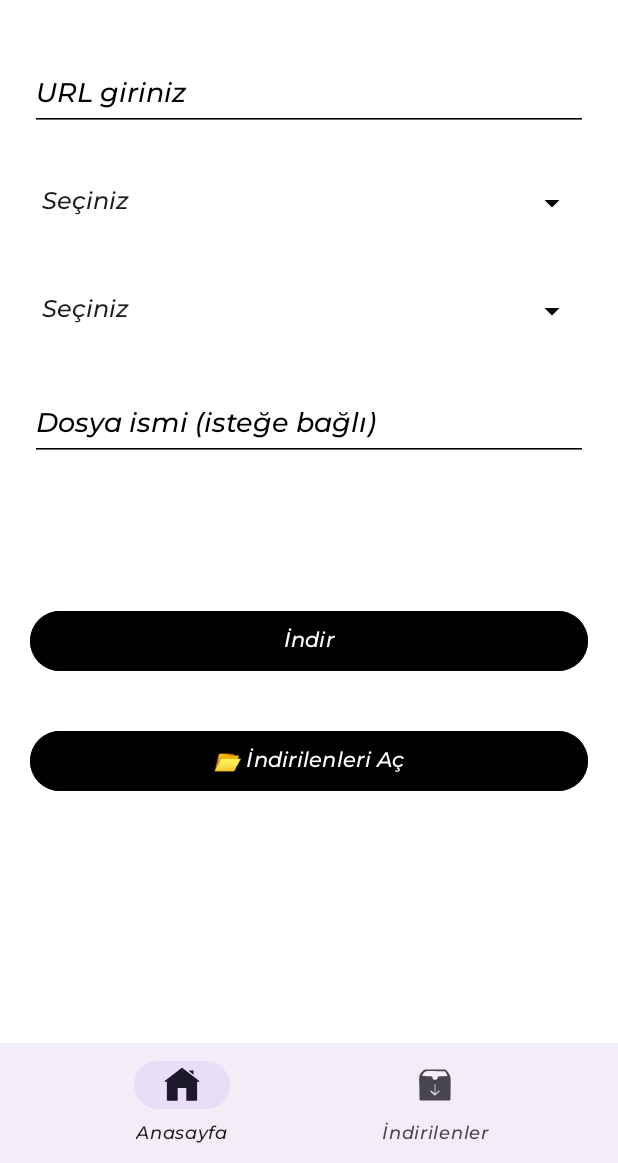
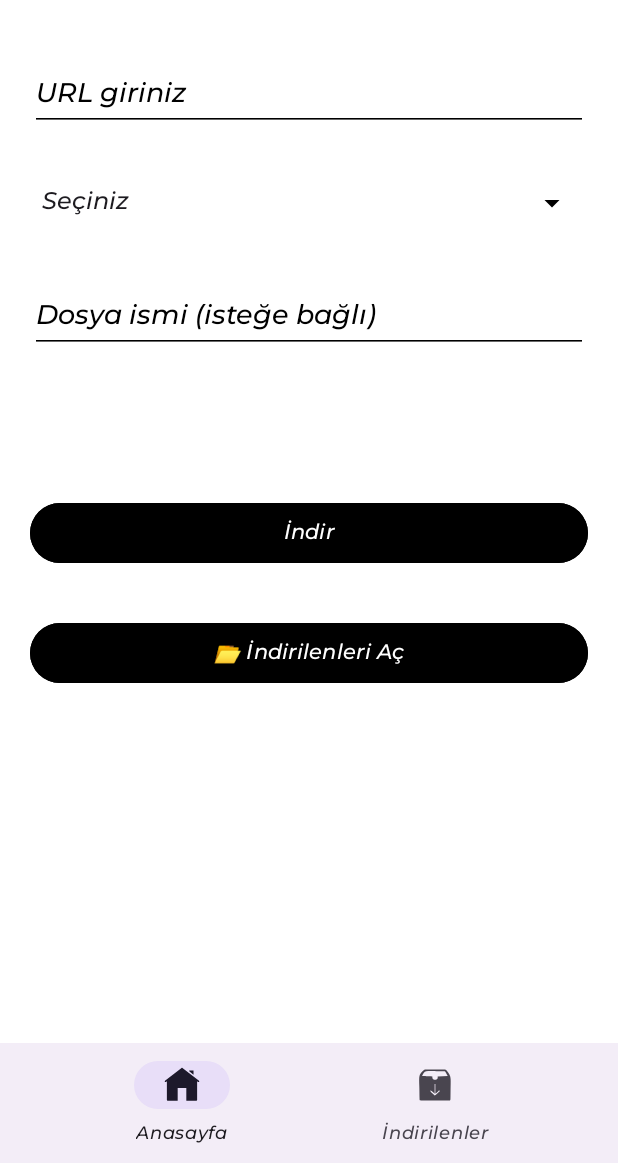
Before and after one commit to cemlevent54/DownloadMate, an Android app: the screen it shows after launch (MainActivity), after a tap on "İndir", on a phone screen of 412 x 824 dp, the part 73-1236 px from its top. Run offline under Robolectric (Android 15) with nearby library versions, the phone set to English and light mode, and no system bars.

Commit message:
platformdetector added.

```diff
--- a/downloadmateapp/app/src/main/AndroidManifest.xml
+++ b/downloadmateapp/app/src/main/AndroidManifest.xml
@@ -27,6 +27,11 @@
 
                 <category android:name="android.intent.category.LAUNCHER" />
             </intent-filter>
+            <intent-filter>
+                <action android:name="android.intent.action.SEND" />
+                <category android:name="android.intent.category.DEFAULT" />
+                <data android:mimeType="text/plain" />
+            </intent-filter>
         </activity>
         <activity android:name=".WebViewActivity" />
         <activity
--- a/downloadmateapp/app/src/main/java/com/example/downloadmateapp/MainActivity.kt
+++ b/downloadmateapp/app/src/main/java/com/example/downloadmateapp/MainActivity.kt
@@ -63,6 +63,7 @@ class MainActivity : AppCompatActivity() {
                 .replace(R.id.fragmentContainer, HomeFragment())
                 .commit()
         }
+        handleSharedIntentIfAvailable()
 
         val bottomNav = findViewById<BottomNavigationView>(R.id.bottomNavigation)
         bottomNav.setOnItemSelectedListener { item ->
@@ -88,4 +89,26 @@ class MainActivity : AppCompatActivity() {
         val updatedContext = LocaleHelper.applySavedLocale(newBase)
         super.attachBaseContext(updatedContext)
     }
+
+    private fun handleSharedIntentIfAvailable() {
+        val intentAction = intent?.action
+        val intentType = intent?.type
+
+        if (Intent.ACTION_SEND == intentAction && intentType == "text/plain") {
+            val sharedUrl = intent.getStringExtra(Intent.EXTRA_TEXT)
+            if (!sharedUrl.isNullOrEmpty()) {
+                val bundle = Bundle().apply {
+                    putString("shared_url", sharedUrl)
+                }
+                val homeFragment = HomeFragment().apply {
+                    arguments = bundle
+                }
+
+                supportFragmentManager.beginTransaction()
+                    .replace(R.id.fragmentContainer, homeFragment)
+                    .commit()
+            }
+        }
+    }
+
 }
--- a/downloadmateapp/app/src/main/java/com/example/downloadmateapp/helper/DownloadHandler.kt
+++ b/downloadmateapp/app/src/main/java/com/example/downloadmateapp/helper/DownloadHandler.kt
@@ -22,7 +22,7 @@ object DownloadHandler {
         onError: (String) -> Unit,
         onClearInputs: () -> Unit
     ) {
-        if (platform == "seçiniz" || type == "seçiniz" || url.isBlank()) {
+        if (platform.isBlank() || type == "seçiniz" || url.isBlank()) {
             ToastHelper.show(context, com.example.downloadmateapp.R.string.msg_fill_all_fields)
             return
         }
--- /dev/null
+++ b/downloadmateapp/app/src/main/java/com/example/downloadmateapp/helper/PlatformDetector.kt
@@ -0,0 +1,13 @@
+package com.example.downloadmateapp.helper
+
+object PlatformDetector {
+    fun detectPlatformFromUrl(url: String): String {
+        val lowercaseUrl = url.lowercase()
+        return when {
+            "youtube.com" in lowercaseUrl || "youtu.be" in lowercaseUrl -> "youtube"
+            "instagram.com" in lowercaseUrl -> "instagram"
+            "twitter.com" in lowercaseUrl || "x.com" in lowercaseUrl -> "twitter"
+            else -> ""
+        }
+    }
+}
--- a/downloadmateapp/app/src/main/java/com/example/downloadmateapp/helper/SpinnerHelper.kt
+++ b/downloadmateapp/app/src/main/java/com/example/downloadmateapp/helper/SpinnerHelper.kt
@@ -71,4 +71,19 @@ object SpinnerHelper {
         }
     }
 
+    fun setupTypeSpinnerOnly(
+        context: Context,
+        spinnerType: Spinner
+    ) {
+        val types = listOf(
+            context.getString(R.string.select_option),
+            context.getString(R.string.type_video),
+            context.getString(R.string.type_audio)
+        )
+
+        spinnerType.adapter = ArrayAdapter(context, android.R.layout.simple_spinner_item, types)
+            .also { it.setDropDownViewResource(android.R.layout.simple_spinner_dropdown_item) }
+    }
+
+
 }
--- a/downloadmateapp/app/src/main/java/com/example/downloadmateapp/ui/DownloadsFragment.kt
+++ b/downloadmateapp/app/src/main/java/com/example/downloadmateapp/ui/DownloadsFragment.kt
@@ -80,7 +80,7 @@ class DownloadsFragment : Fragment() {
 
         val files = downloadFolder.listFiles { file ->
             file.extension.equals("mp4", ignoreCase = true) || file.extension.equals("mp3", ignoreCase = true)
-        }?.toList() ?: emptyList()
+        }?.sortedByDescending { it.lastModified() } ?: emptyList()
 
         if (files.isNotEmpty()) {
             binding.emptyText.visibility = View.GONE
--- a/downloadmateapp/app/src/main/java/com/example/downloadmateapp/ui/HomeFragment.kt
+++ b/downloadmateapp/app/src/main/java/com/example/downloadmateapp/ui/HomeFragment.kt
@@ -1,7 +1,10 @@
 package com.example.downloadmateapp.ui
 
 import android.content.Intent
+import android.graphics.Color
 import android.os.Bundle
+import android.text.Editable
+import android.text.TextWatcher
 import android.view.*
 import androidx.activity.result.contract.ActivityResultContracts
 import androidx.appcompat.app.AppCompatActivity
@@ -56,24 +59,55 @@ class HomeFragment : Fragment() {
             insets
         }
 
-        SpinnerHelper.setupPlatformAndTypeSpinners(
+
+
+        SpinnerHelper.setupTypeSpinnerOnly(
             requireContext(),
-            binding.spinnerPlatform,
-            binding.spinnerType,
-            ThemeHelper.isNightMode(requireContext())
-        ) { bgColor, textColor ->
-            binding.buttonDownload.setBackgroundColor(bgColor)
-            textColor?.let { binding.buttonDownload.setTextColor(it) }
+            binding.spinnerType
+        )
+        binding.spinnerPlatform.visibility = View.GONE
+        arguments?.getString("shared_url")?.let { sharedUrl ->
+            binding.editTextUrl.setText(sharedUrl.trim())
         }
 
+        // 🔁 URL değiştikçe platform algıla ve buton rengini değiştir
+        binding.editTextUrl.addTextChangedListener(object : TextWatcher {
+            override fun beforeTextChanged(s: CharSequence?, start: Int, count: Int, after: Int) {}
+            override fun onTextChanged(s: CharSequence?, start: Int, before: Int, count: Int) {}
+
+            override fun afterTextChanged(s: Editable?) {
+                val url = s.toString().trim()
+                val platform = PlatformDetector.detectPlatformFromUrl(url)
+
+                when (platform) {
+                    "youtube" -> binding.buttonDownload.setBackgroundColor(Color.parseColor("#FF0000"))
+                    "instagram" -> binding.buttonDownload.setBackgroundColor(Color.parseColor("#c13584"))
+                    "twitter" -> binding.buttonDownload.setBackgroundColor(Color.parseColor("#1DA1F2"))
+                    else -> {
+                        // Default buton rengi (tema moduna göre)
+                        val isNight = ThemeHelper.isNightMode(requireContext())
+                        val defaultBg = if (isNight) Color.WHITE else Color.BLACK
+                        val defaultText = if (isNight) Color.BLACK else Color.WHITE
+                        binding.buttonDownload.setBackgroundColor(defaultBg)
+                        binding.buttonDownload.setTextColor(defaultText)
+                    }
+                }
+            }
+        })
+
         binding.buttonDownload.setOnClickListener {
+            val urlInput = binding.editTextUrl.text.toString().trim()
+            val platform = PlatformDetector.detectPlatformFromUrl(urlInput)
+            val type = SpinnerHelper.getTypeCodeAt(binding.spinnerType.selectedItemPosition)
+            val fileName = binding.editTextFileName.text.toString().trim()
+
             DownloadHandler.handleDownload(
                 context = requireContext(),
                 lifecycleScope = viewLifecycleOwner.lifecycleScope,
-                url = binding.editTextUrl.text.toString(),
-                platform = SpinnerHelper.getPlatformCodeAt(binding.spinnerPlatform.selectedItemPosition),
-                type = SpinnerHelper.getTypeCodeAt(binding.spinnerType.selectedItemPosition),
-                fileNameInput = binding.editTextFileName.text.toString().trim(),
+                url = urlInput,
+                platform = platform,
+                type = type,
+                fileNameInput = fileName,
                 progressBar = binding.progressBar,
                 onSuccess = { file ->
                     ToastHelper.long(requireContext(), R.string.msg_saved_file, file.name)
@@ -84,11 +118,11 @@ class HomeFragment : Fragment() {
                 onClearInputs = {
                     binding.editTextUrl.text.clear()
                     binding.editTextFileName.text.clear()
-                    binding.spinnerPlatform.setSelection(0)
                     binding.spinnerType.setSelection(0)
                 }
             )
         }
+
 
         binding.buttonOpenDownload.setOnClickListener {
             FolderHelper.openOrSelectDownloadFolder(requireActivity(), downloadFolderLauncher)
```
